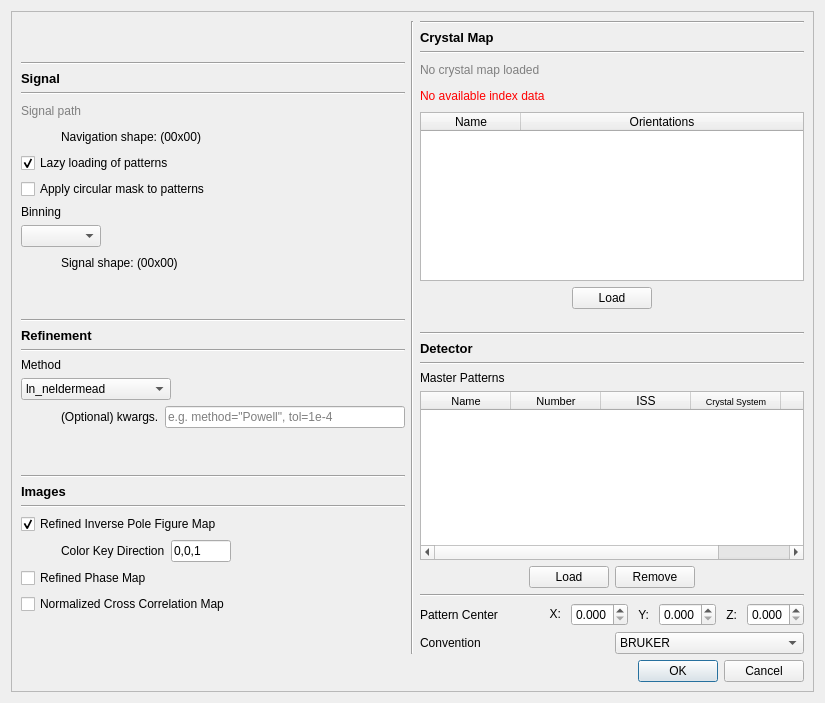
Before: the Qt Designer form ui/refine_setup.ui in EBSP-Indexer/EBSP-Indexer, drawn with Qt 5.
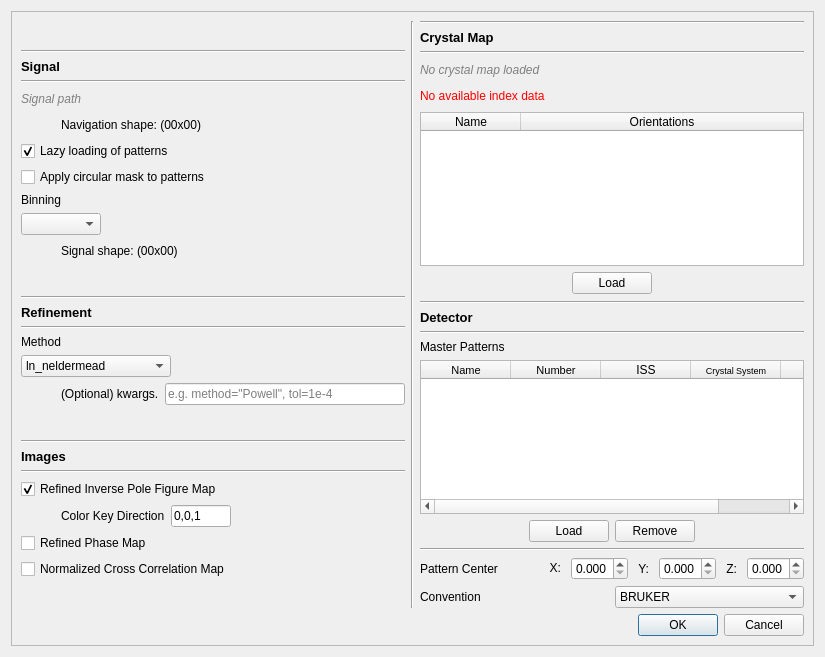
After: the same form once the commit is applied.

Diff of the .ui file:
```diff
--- a/ui/refine_setup.ui
+++ b/ui/refine_setup.ui
@@ -7,7 +7,7 @@
     <x>0</x>
     <y>0</y>
     <width>825</width>
-    <height>703</height>
+    <height>657</height>
    </rect>
   </property>
   <property name="windowTitle">
@@ -74,6 +74,11 @@
          <layout class="QHBoxLayout" name="horizontalLayout_12">
           <item>
            <widget class="QLabel" name="labelSignalPath">
+            <property name="font">
+             <font>
+              <italic>true</italic>
+             </font>
+            </property>
             <property name="styleSheet">
              <string notr="true">font: italic 8pt &quot;Courier&quot;;
 color: rgb(127, 127, 127);</string>
@@ -612,6 +617,13 @@
          <layout class="QHBoxLayout" name="horizontalLayout_5">
           <item>
            <widget class="QLabel" name="labelXmapPath">
+            <property name="font">
+             <font>
+              <weight>50</weight>
+              <italic>true</italic>
+              <bold>false</bold>
+             </font>
+            </property>
             <property name="styleSheet">
              <string notr="true">font: italic 8pt &quot;Courier&quot;;
 color: rgb(127, 127, 127);</string>
```
Left out of the diff: 6 changed lines with no effect on the pictures.
